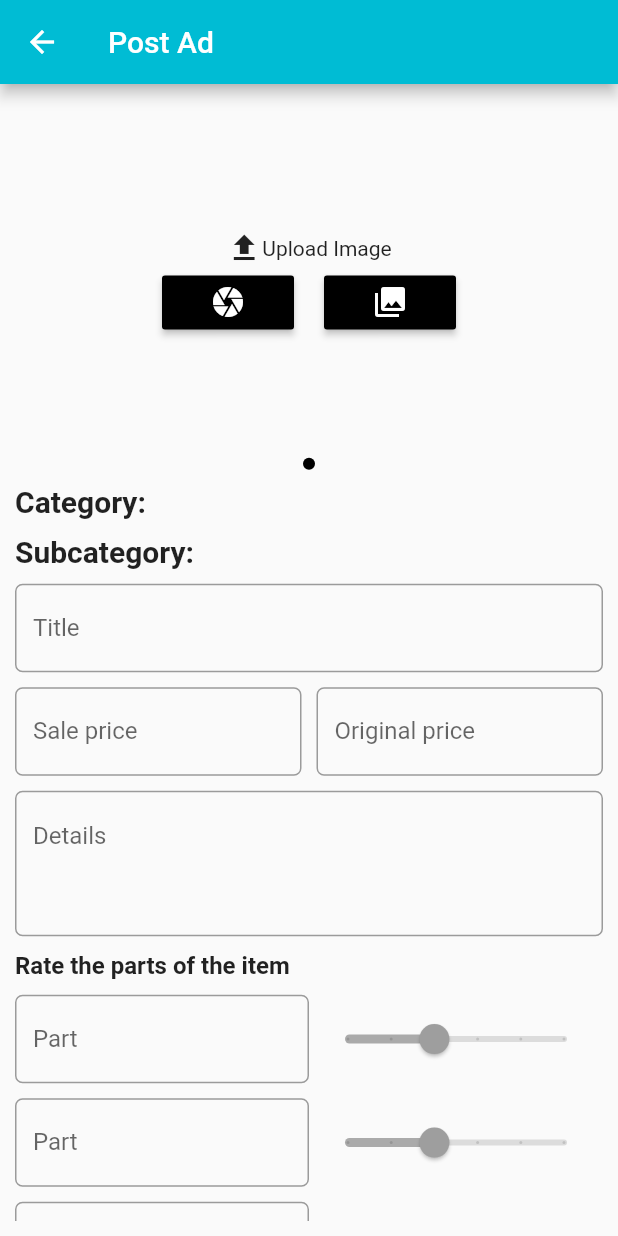
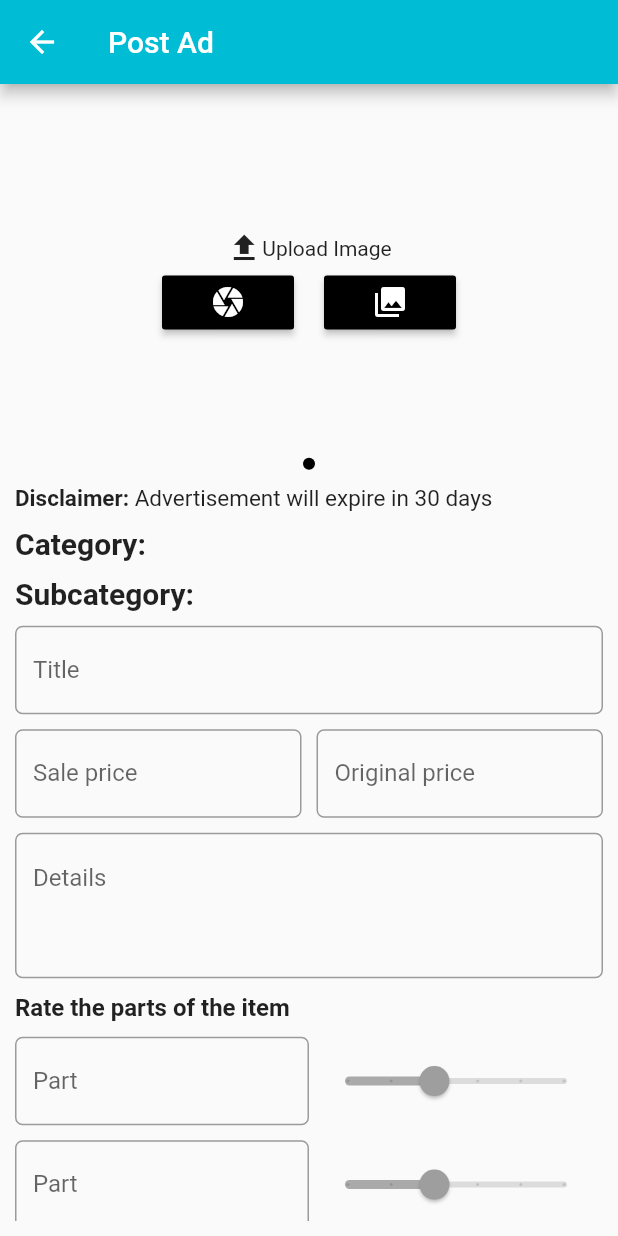
Before and after one commit to saket1999/SaleSpot, a Flutter app: the PostNewAd screen opened directly with empty values, on a phone screen of 412 x 824 dp. Run offline on Flutter 3.47's test engine with Material 2 defaults, Android fonts, the phone set to English and light mode, and no system bars; drawn by our look-alikes of carousel_pro; our stand-ins replace auto_size_text, bubble, cached_network_image, circular_profile_avatar, cloud_firestore, firebase_auth and 11 more; missing offline and left inert: flutter_auth_buttons, loading; accounts and stored records are empty.

Commit message:
Added disclaimer

```diff
--- a/lib/screens/postNewAd.dart
+++ b/lib/screens/postNewAd.dart
@@ -132,6 +132,13 @@ class _PostNewAdState extends State<PostNewAd> {
 
     _categorySubcategory=Column(
       children: <Widget>[
+        Row(
+          children: <Widget>[
+            Text('Disclaimer: ',style: TextStyle(fontWeight: FontWeight.bold,fontSize: 15.0),),
+            Text('Advertisement will expire in 30 days',style: TextStyle(fontSize: 15.0),),
+          ],
+        ),
+        Container(height: 10.0,),
         Row(
           children: <Widget>[
             Text('Category: ',style: TextStyle(fontWeight: FontWeight.bold,fontSize: 20.0),),
```
